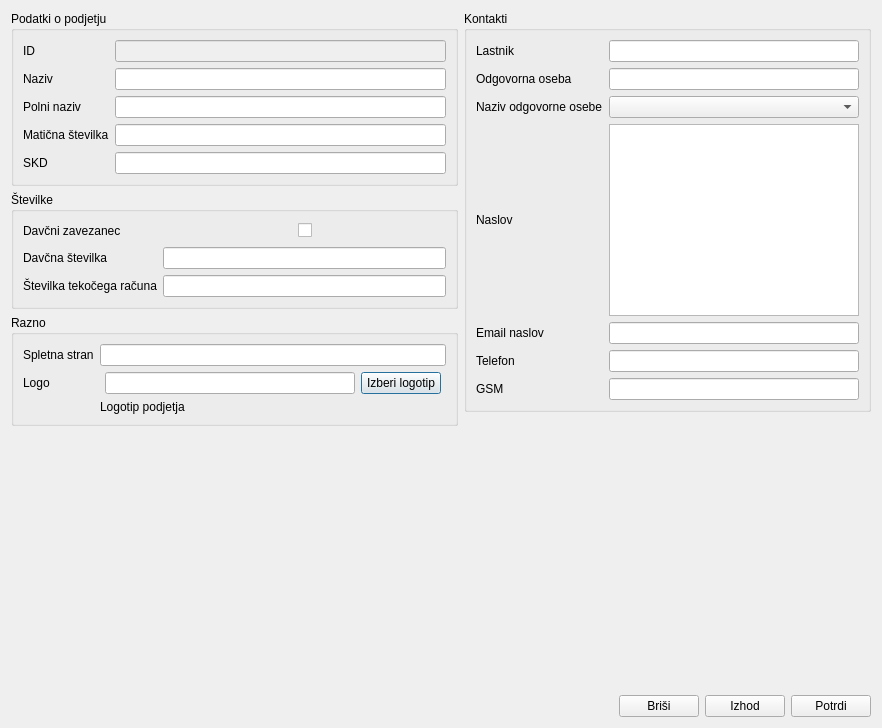
bubi-luka/BubiRacun, file podjetje.ui: the form before one commit.
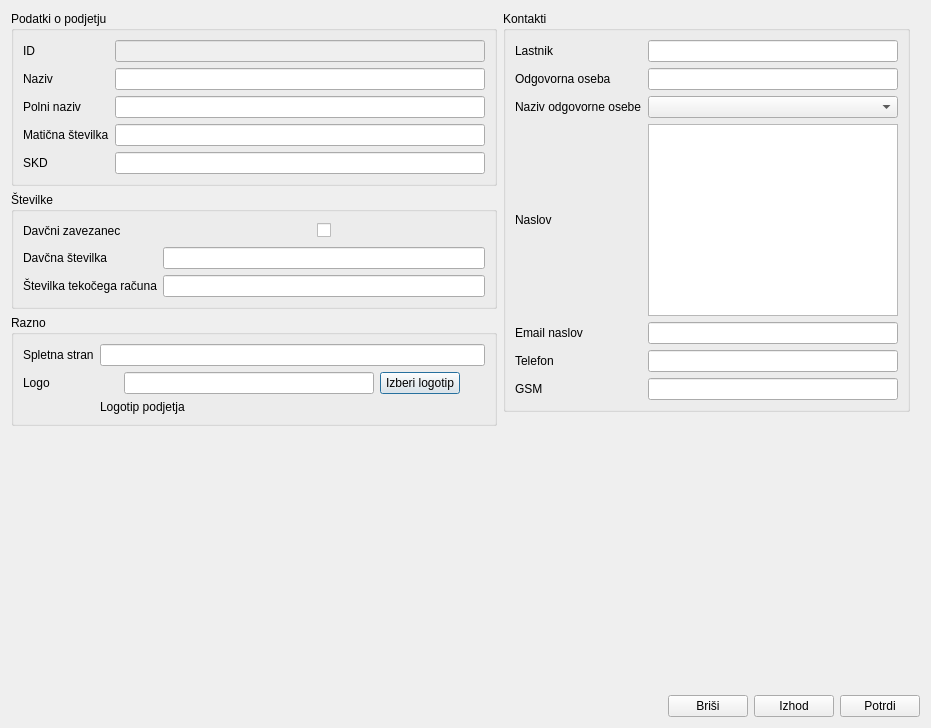
The form after the commit.

```diff
--- a/podjetje.ui
+++ b/podjetje.ui
@@ -9,7 +9,7 @@
    <rect>
     <x>0</x>
     <y>0</y>
-    <width>882</width>
+    <width>931</width>
     <height>728</height>
    </rect>
   </property>
```
Left out of the diff: 2 changed lines with no effect on the pictures.
